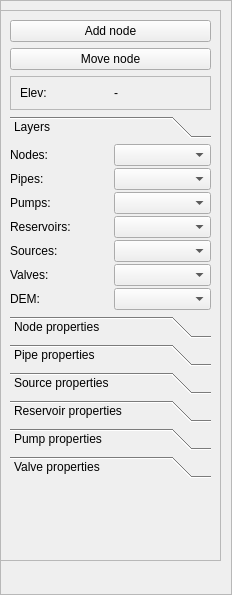
This is qepanet_dockwidget_base.ui in aecforge/QEPANET as Qt 5 draws it before an edit. The edited form follows.
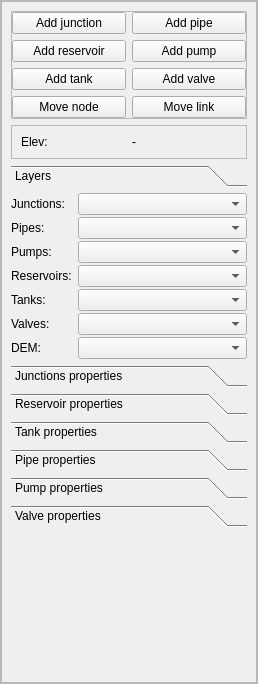
This is the edited form.

Commit message: - Improved snapping using QgsSnapper - Renamed network objects - New add pipe tool

The edit to the form file:
```diff
--- a/qepanet_dockwidget_base.ui
+++ b/qepanet_dockwidget_base.ui
@@ -6,8 +6,8 @@
    <rect>
     <x>0</x>
     <y>0</y>
-    <width>232</width>
-    <height>595</height>
+    <width>258</width>
+    <height>684</height>
    </rect>
   </property>
   <property name="windowTitle">
@@ -28,18 +28,21 @@
         <rect>
          <x>0</x>
          <y>0</y>
-         <width>230</width>
-         <height>571</height>
+         <width>256</width>
+         <height>660</height>
         </rect>
        </property>
+       <layout class="QVBoxLayout" name="verticalLayout_3">
+        <property name="margin">
+         <number>0</number>
+        </property>
+        <item>
        <widget class="QFrame" name="fra_main">
-        <property name="geometry">
-         <rect>
-          <x>-1</x>
-          <y>9</y>
-          <width>221</width>
-          <height>551</height>
-         </rect>
+          <property name="sizePolicy">
+           <sizepolicy hsizetype="Expanding" vsizetype="Preferred">
+            <horstretch>0</horstretch>
+            <verstretch>0</verstretch>
+           </sizepolicy>
         </property>
         <property name="frameShape">
          <enum>QFrame::StyledPanel</enum>
@@ -48,20 +51,86 @@
          <enum>QFrame::Raised</enum>
         </property>
         <layout class="QVBoxLayout" name="verticalLayout_2">
+           <property name="margin">
+            <number>9</number>
+           </property>
          <item>
-          <widget class="QPushButton" name="btn_add_node">
+            <widget class="QFrame" name="frame">
+             <property name="sizePolicy">
+              <sizepolicy hsizetype="Expanding" vsizetype="Preferred">
+               <horstretch>0</horstretch>
+               <verstretch>0</verstretch>
+              </sizepolicy>
+             </property>
+             <property name="frameShape">
+              <enum>QFrame::StyledPanel</enum>
+             </property>
+             <property name="frameShadow">
+              <enum>QFrame::Raised</enum>
+             </property>
+             <layout class="QGridLayout" name="gridLayout_3">
+              <property name="margin">
+               <number>0</number>
+              </property>
+              <item row="1" column="1">
+               <widget class="QPushButton" name="btn_add_pipe">
            <property name="text">
-            <string>Add node</string>
+                 <string>Add pipe</string>
            </property>
           </widget>
          </item>
-         <item>
+              <item row="1" column="0">
+               <widget class="QPushButton" name="btn_add_junction">
+                <property name="text">
+                 <string>Add junction</string>
+                </property>
+               </widget>
+              </item>
+              <item row="2" column="0">
+               <widget class="QPushButton" name="btn_add_reservoir">
+                <property name="text">
+                 <string>Add reservoir</string>
+                </property>
+               </widget>
+              </item>
+              <item row="3" column="1">
+               <widget class="QPushButton" name="btn_add_valve">
+                <property name="text">
+                 <string>Add valve</string>
+                </property>
+               </widget>
+              </item>
+              <item row="2" column="1">
+               <widget class="QPushButton" name="btn_add_pump">
+                <property name="text">
+                 <string>Add pump</string>
+                </property>
+               </widget>
+              </item>
+              <item row="3" column="0">
+               <widget class="QPushButton" name="btn_add_tank">
+                <property name="text">
+                 <string>Add tank</string>
+                </property>
+               </widget>
+              </item>
+              <item row="4" column="0">
           <widget class="QPushButton" name="btn_move_node">
            <property name="text">
             <string>Move node</string>
            </property>
           </widget>
          </item>
+              <item row="4" column="1">
+               <widget class="QPushButton" name="btn_move_link">
+                <property name="text">
+                 <string>Move link</string>
+                </property>
+               </widget>
+              </item>
+             </layout>
+            </widget>
+           </item>
          <item>
           <widget class="QFrame" name="fra_dem">
            <property name="frameShape">
@@ -94,6 +163,12 @@
             <number>0</number>
            </property>
            <widget class="QWidget" name="wgt_layers">
+              <property name="sizePolicy">
+               <sizepolicy hsizetype="Preferred" vsizetype="Preferred">
+                <horstretch>0</horstretch>
+                <verstretch>0</verstretch>
+               </sizepolicy>
+              </property>
             <attribute name="label">
              <string>Layers</string>
             </attribute>
@@ -123,7 +198,7 @@
              <item row="6" column="0">
               <widget class="QLabel" name="lbl_nodes">
                <property name="text">
-                <string>Nodes:</string>
+                  <string>Junctions:</string>
                </property>
               </widget>
              </item>
@@ -161,7 +236,14 @@
               <widget class="QComboBox" name="cbo_pumps"/>
              </item>
              <item row="6" column="2">
-              <widget class="QComboBox" name="cbo_nodes"/>
+                <widget class="QComboBox" name="cbo_junctions">
+                 <property name="sizePolicy">
+                  <sizepolicy hsizetype="Expanding" vsizetype="Fixed">
+                   <horstretch>0</horstretch>
+                   <verstretch>0</verstretch>
+                  </sizepolicy>
+                 </property>
+                </widget>
              </item>
              <item row="11" column="0">
               <widget class="QLabel" name="lbl_valves">
@@ -173,7 +255,7 @@
              <item row="10" column="0">
               <widget class="QLabel" name="lbl_sources">
                <property name="text">
-                <string>Sources:</string>
+                  <string>Tanks:</string>
                </property>
               </widget>
              </item>
@@ -189,7 +271,7 @@
              </rect>
             </property>
             <attribute name="label">
-             <string>Node properties</string>
+               <string>Junctions properties</string>
             </attribute>
             <layout class="QHBoxLayout" name="horizontalLayout">
              <item>
@@ -208,21 +290,21 @@
              </item>
             </layout>
            </widget>
-           <widget class="QWidget" name="wgt_ele_pipe">
-            <attribute name="label">
-             <string>Pipe properties</string>
-            </attribute>
-           </widget>
-           <widget class="QWidget" name="wgt_ele_source">
-            <attribute name="label">
-             <string>Source properties</string>
-            </attribute>
-           </widget>
            <widget class="QWidget" name="wgt_ele_reservoir">
             <attribute name="label">
              <string>Reservoir properties</string>
             </attribute>
            </widget>
+             <widget class="QWidget" name="wgt_ele_tank">
+              <attribute name="label">
+               <string>Tank properties</string>
+              </attribute>
+             </widget>
+             <widget class="QWidget" name="wgt_ele_pipe">
+              <attribute name="label">
+               <string>Pipe properties</string>
+              </attribute>
+             </widget>
            <widget class="QWidget" name="wgt_ele_pump">
             <attribute name="label">
              <string>Pump properties</string>
@@ -258,6 +340,8 @@
          </item>
         </layout>
        </widget>
+        </item>
+       </layout>
       </widget>
      </widget>
     </item>
```
Left out of the diff: 12 changed lines with no effect on the pictures. Lines whose indentation alone changed are shown as unchanged. The commit also changes 9 other files.
